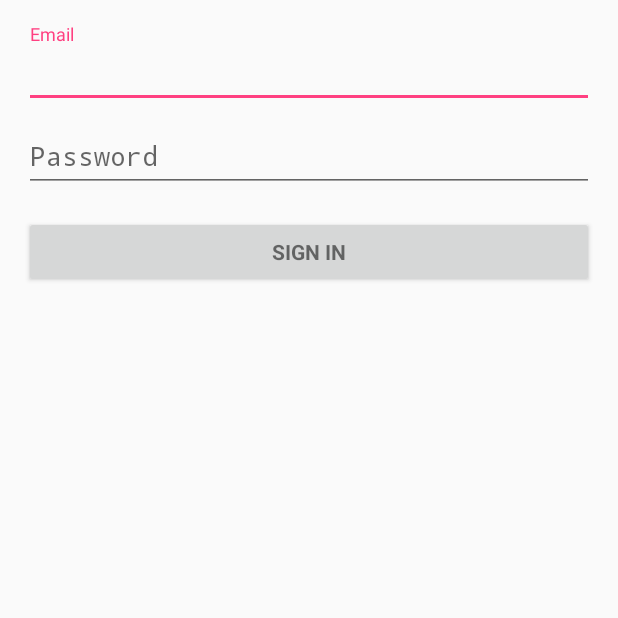
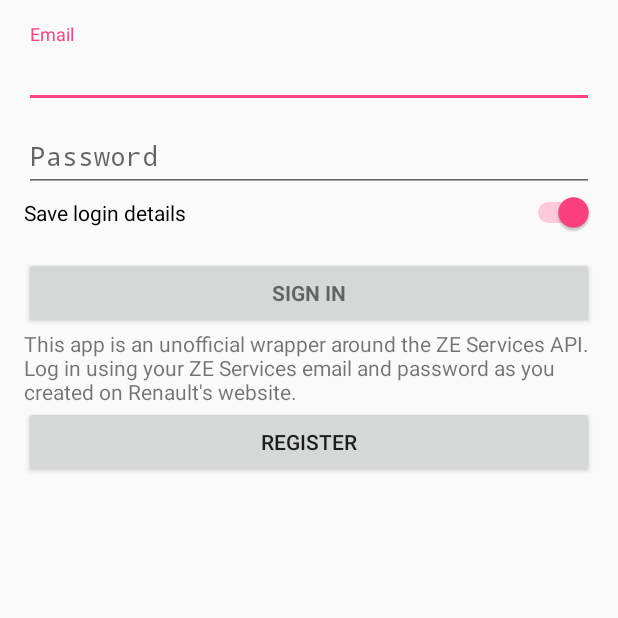
Before and after one commit to chrisstaite/ZEServices, an Android app: the screen it shows after launch (LoginActivity), on a phone screen of 412 x 824 dp, the top half of it. Run offline under Robolectric (Android 15) with nearby library versions, the phone set to English and light mode, and no system bars; pictures from the network do not load.

Commit message:
Add register button and description text.  Add switch to enable and disable saving login details.

```diff
--- a/mobile/build.gradle
+++ b/mobile/build.gradle
@@ -6,7 +6,7 @@ android {
         applicationId "com.yourdreamnet.zeservices"
         minSdkVersion 19
         targetSdkVersion 28
-        versionCode 8
+        versionCode 9
         versionName "1.0"
         testInstrumentationRunner "androidx.test.runner.AndroidJUnitRunner"
     }
--- a/mobile/src/main/java/com/yourdreamnet/zeservices/LoginActivity.java
+++ b/mobile/src/main/java/com/yourdreamnet/zeservices/LoginActivity.java
@@ -5,6 +5,7 @@ import android.animation.AnimatorListenerAdapter;
 import android.app.Activity;
 import android.content.Intent;
 import android.content.SharedPreferences;
+import android.net.Uri;
 import android.os.Build;
 import android.security.keystore.KeyGenParameterSpec;
 import android.security.keystore.KeyProperties;
@@ -19,6 +20,7 @@ import android.view.inputmethod.EditorInfo;
 import android.widget.AutoCompleteTextView;
 import android.widget.Button;
 import android.widget.EditText;
+import android.widget.Switch;
 
 import com.yourdreamnet.zeservices.api.AuthenticatedApi;
 import com.yourdreamnet.zeservices.api.ZEServicesApi;
@@ -53,11 +55,13 @@ public class LoginActivity extends Activity {
     private static final String PASSWORD_IV_KEY = "password_iv";
     private static final String LOGIN_KEY = "loginKey";
 
-    // UI references.
+    // UI references
     private AutoCompleteTextView mEmailView;
     private EditText mPasswordView;
     private View mProgressView;
     private View mLoginFormView;
+    private Switch mSaveSwitch;
+
     private AuthenticatedApi mCachedApi;
     private boolean mIsPaused;
 
@@ -78,14 +82,32 @@ public class LoginActivity extends Activity {
             return false;
         });
 
-        Button mEmailSignInButton = findViewById(R.id.email_sign_in_button);
-        mEmailSignInButton.setOnClickListener(view -> attemptLogin());
+        Button emailSignInButton = findViewById(R.id.email_sign_in_button);
+        emailSignInButton.setOnClickListener(view -> attemptLogin());
+
+        Button registerButton = findViewById(R.id.register);
+        registerButton.setOnClickListener(view -> goToRegistration());
+
+        mSaveSwitch = findViewById(R.id.save_credentials);
+        if (Build.VERSION.SDK_INT < Build.VERSION_CODES.M) {
+            mSaveSwitch.setText(R.string.save_credentials_insecure);
+            mSaveSwitch.setChecked(false);
+        } else {
+            mSaveSwitch.setChecked(true);
+        }
 
         mLoginFormView = findViewById(R.id.login_form);
         mProgressView = findViewById(R.id.login_progress);
 
         mIsPaused = false;
         mCachedApi = null;
+    }
+
+    private void goToRegistration() {
+        Intent browserIntent = new Intent(
+            Intent.ACTION_VIEW, Uri.parse("https://www.services.renault-ze.com/user/registration")
+        );
+        startActivity(browserIntent);
     }
 
     @Override
@@ -95,11 +117,13 @@ public class LoginActivity extends Activity {
         if (getIntent().getBooleanExtra("logout", false)) {
             // Delete the shared preferences and cancel any cached login
             mCachedApi = null;
-            getSharedPreferences(PREFERENCE_FILE, MODE_PRIVATE).edit().clear().apply();
-        }
-
-        if (Build.VERSION.SDK_INT >= Build.VERSION_CODES.M) {
-            loadLogin();
+            clearLoginSave();
+        } else {
+            if (Build.VERSION.SDK_INT >= Build.VERSION_CODES.M) {
+                loadLoginSecure();
+            } else {
+                loadLoginInsecure();
+            }
         }
     }
 
@@ -120,9 +144,17 @@ public class LoginActivity extends Activity {
         }
     }
 
+    private void loadLoginInsecure() {
+        SharedPreferences sharedPref = getSharedPreferences(PREFERENCE_FILE, MODE_PRIVATE);
+        String email = sharedPref.getString(EMAIL_KEY, null);
+        String password = sharedPref.getString(PASSWORD_KEY, null);
+        if (!email.isEmpty() && !password.isEmpty()) {
+            login(email, password, false);
+        }
+    }
+
     @RequiresApi(api = Build.VERSION_CODES.M)
-    private void loadLogin() {
-
+    private void loadLoginSecure() {
         try {
             SharedPreferences sharedPref = getSharedPreferences(PREFERENCE_FILE, MODE_PRIVATE);
             byte[] emailIv = Base64.decode(sharedPref.getString(EMAIL_IV_KEY, null), Base64.DEFAULT);
@@ -148,7 +180,7 @@ public class LoginActivity extends Activity {
                     mEmailView.setText(email);
                     mPasswordView.setText(password);
                     if (!email.isEmpty() && !password.isEmpty()) {
-                        login(email, password);
+                        login(email, password, false);
                     }
                 }
             } catch (BadPaddingException | IllegalBlockSizeException | InvalidAlgorithmParameterException | NoSuchPaddingException | InvalidKeyException | KeyStoreException | UnrecoverableEntryException | CertificateException | IOException | NoSuchAlgorithmException e) {
@@ -159,8 +191,20 @@ public class LoginActivity extends Activity {
         }
     }
 
+    private void clearLoginSave() {
+        getSharedPreferences(PREFERENCE_FILE, MODE_PRIVATE).edit().clear().apply();
+    }
+
+    private void saveLoginInsecure(String email, String password) {
+        SharedPreferences sharedPref = getSharedPreferences(PREFERENCE_FILE, MODE_PRIVATE);
+        sharedPref.edit().
+                putString(EMAIL_KEY, email).
+                putString(PASSWORD_KEY, password).
+                apply();
+    }
+
     @RequiresApi(api = Build.VERSION_CODES.M)
-    private void saveLogin(String email, String password) {
+    private void saveLoginSecure(String email, String password) {
         try {
             KeyStore keyStore = KeyStore.getInstance("AndroidKeyStore");
             keyStore.load(null);
@@ -248,7 +292,7 @@ public class LoginActivity extends Activity {
         } else {
             // Show a progress spinner, and kick off a background task to
             // perform the user login attempt.
-            login(email, password);
+            login(email, password, mSaveSwitch.isChecked());
         }
     }
 
@@ -262,14 +306,18 @@ public class LoginActivity extends Activity {
         });
     }
 
-    private void login(String email, String password) {
+    private void login(String email, String password, boolean save) {
         showProgress(true);
         new ZEServicesApi(email, password).
             getAuthenticated(QueueSingleton.getQueue()).
             subscribe(
                 api -> {
-                    if (Build.VERSION.SDK_INT >= Build.VERSION_CODES.M) {
-                        saveLogin(email, password);
+                    if (save) {
+                        if (Build.VERSION.SDK_INT >= Build.VERSION_CODES.M) {
+                            saveLoginSecure(email, password);
+                        } else {
+                            saveLoginInsecure(email, password);
+                        }
                     }
                     if (mIsPaused) {
                         mCachedApi = api;
--- a/mobile/src/main/res/layout/activity_login.xml
+++ b/mobile/src/main/res/layout/activity_login.xml
@@ -39,11 +39,11 @@
                     android:id="@+id/email"
                     android:layout_width="match_parent"
                     android:layout_height="wrap_content"
+                    android:autofillHints="email"
                     android:hint="@string/prompt_email"
                     android:inputType="textEmailAddress"
                     android:maxLines="1"
-                    android:singleLine="true"
-                    android:autofillHints="email" />
+                    android:singleLine="true" />
 
             </com.google.android.material.textfield.TextInputLayout>
 
@@ -55,16 +55,22 @@
                     android:id="@+id/password"
                     android:layout_width="match_parent"
                     android:layout_height="wrap_content"
+                    android:autofillHints="password"
                     android:hint="@string/prompt_password"
                     android:imeActionId="6"
                     android:imeActionLabel="@string/action_sign_in_short"
                     android:imeOptions="actionUnspecified"
                     android:inputType="textPassword"
                     android:maxLines="1"
-                    android:singleLine="true"
-                    android:autofillHints="password" />
+                    android:singleLine="true" />
 
             </com.google.android.material.textfield.TextInputLayout>
+
+            <Switch
+                android:id="@+id/save_credentials"
+                android:layout_width="match_parent"
+                android:layout_height="wrap_content"
+                android:text="@string/save_credentials" />
 
             <Button
                 android:id="@+id/email_sign_in_button"
@@ -75,6 +81,19 @@
                 android:text="@string/action_sign_in"
                 android:textStyle="bold" />
 
+            <TextView
+                android:id="@+id/textView"
+                android:layout_width="match_parent"
+                android:layout_height="wrap_content"
+                android:text="@string/login_description" />
+
+            <Button
+                android:id="@+id/register"
+                android:layout_width="match_parent"
+                android:layout_height="wrap_content"
+                android:text="@string/register" />
+
         </LinearLayout>
     </ScrollView>
+
 </LinearLayout>
--- a/mobile/src/main/res/values/strings.xml
+++ b/mobile/src/main/res/values/strings.xml
@@ -34,4 +34,8 @@
     <string name="invalid">Invalid</string>
     <string name="slow">Slow</string>
     <string name="unknown">Unknown</string>
+    <string name="login_description">This app is an unofficial wrapper around the ZE Services API.  Log in using your ZE Services email and password as you created on Renault\'s website.</string>
+    <string name="register">Register</string>
+    <string name="save_credentials">Save login details</string>
+    <string name="save_credentials_insecure">Save login details (not encrypted)</string>
 </resources>
```
